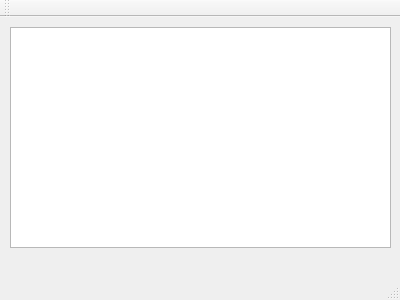
First picture: the form in myHTTP/mainwindow.ui, repository baby7305/QtCreatorQuickStart3, before the edit.
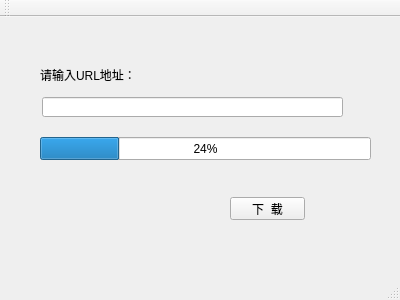
Second picture: the form after the edit.

Diff of the .ui file:
```diff
--- a/myHTTP/mainwindow.ui
+++ b/myHTTP/mainwindow.ui
@@ -14,16 +14,55 @@
    <string>MainWindow</string>
   </property>
   <widget class="QWidget" name="centralWidget">
-   <widget class="QTextBrowser" name="textBrowser">
+   <widget class="QLineEdit" name="lineEdit">
     <property name="geometry">
      <rect>
-      <x>10</x>
-      <y>10</y>
-      <width>381</width>
-      <height>221</height>
+      <x>42</x>
+      <y>80</y>
+      <width>301</width>
+      <height>20</height>
      </rect>
     </property>
    </widget>
+   <widget class="QLabel" name="label">
+    <property name="geometry">
+     <rect>
+      <x>40</x>
+      <y>50</y>
+      <width>151</width>
+      <height>16</height>
+     </rect>
+    </property>
+    <property name="text">
+     <string>请输入URL地址：</string>
+    </property>
+   </widget>
+   <widget class="QProgressBar" name="progressBar">
+    <property name="geometry">
+     <rect>
+      <x>40</x>
+      <y>120</y>
+      <width>331</width>
+      <height>23</height>
+     </rect>
+    </property>
+    <property name="value">
+     <number>24</number>
+    </property>
+   </widget>
+   <widget class="QPushButton" name="pushButton">
+    <property name="geometry">
+     <rect>
+      <x>230</x>
+      <y>180</y>
+      <width>75</width>
+      <height>23</height>
+     </rect>
+    </property>
+    <property name="text">
+     <string>下  载</string>
+    </property>
+   </widget>
   </widget>
   <widget class="QMenuBar" name="menuBar">
    <property name="geometry">
```
